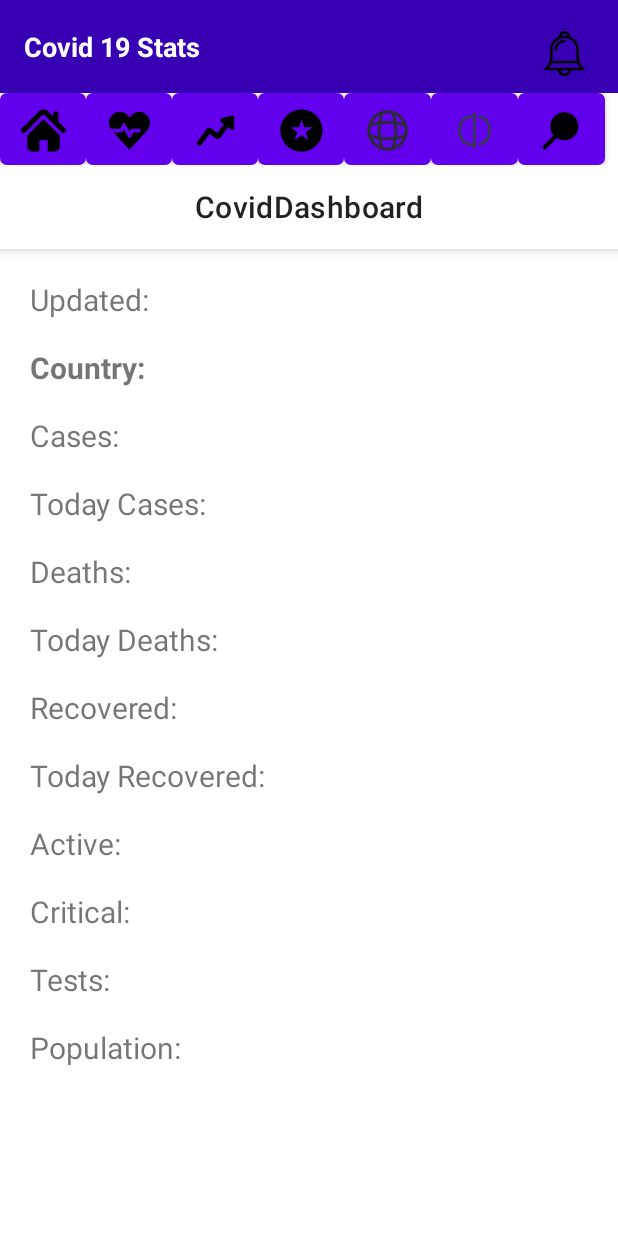
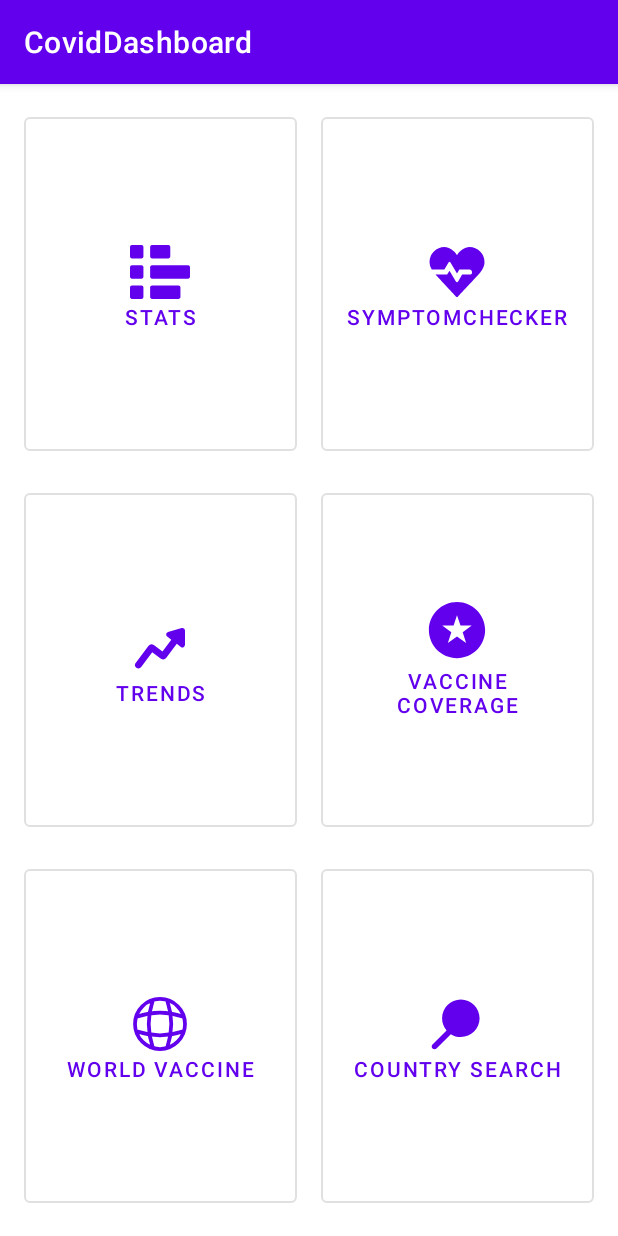
Before and after one commit to DTKien2005/mobile-group-project, an Android app built with Jetpack Compose: the screen it shows after launch (VnDashboardActivity before the commit, MainActivity after it), on a phone screen of 412 x 824 dp. Run offline under Robolectric (Android 15) with nearby library versions, the light colour scheme and no system bars.

Commit message:
Adding dashboard, changing some name files

```diff
--- a/Project/app/src/main/AndroidManifest.xml
+++ b/Project/app/src/main/AndroidManifest.xml
@@ -36,7 +36,7 @@
             </intent-filter>
         </activity>
         <activity
-            android:name=".activity.VnDashboardActivity"
+            android:name=".activity.CovidActivity"
             android:exported="false" />
 
         <!-- Receives BOOT_COMPLETED to reschedule alarms after device reboot -->
--- a/Project/app/src/main/java/com/example/covid19app/activity/MainActivity.kt
+++ b/Project/app/src/main/java/com/example/covid19app/activity/MainActivity.kt
@@ -4,11 +4,8 @@ import android.content.Intent
 import android.os.Bundle
 import android.util.Log
 import androidx.appcompat.app.AppCompatActivity
-import androidx.lifecycle.lifecycleScope
 import com.example.covid19app.R
-import com.example.covid19app.offlinedata.DataSeeder
-import kotlinx.coroutines.launch
-
+import android.view.View
 private const val TAG = "MainActivity"
 
 class MainActivity : AppCompatActivity() {
@@ -16,24 +13,39 @@ class MainActivity : AppCompatActivity() {
     override fun onCreate(savedInstanceState: Bundle?) {
         super.onCreate(savedInstanceState)
         Log.d(TAG, "onCreate called")
-        setContentView(R.layout.vndashboard)
+        setContentView(R.layout.activity_home)
 
-        // Seed offline data on first launch
-        lifecycleScope.launch {
-            try {
-                Log.d(TAG, "Starting data seeding...")
-                DataSeeder.ensureSeeded(this@MainActivity)
-                Log.d(TAG, "Data seeding complete.")
-            } catch (e: Exception) {
-                Log.e(TAG, "Data seeding failed: ${e.message}", e)
-            }
+        // Set up button listeners to navigate to VnDashboardActivity
+        findViewById<View>(R.id.btnCountrySearch).setOnClickListener {
+            navigateToDashboardActivity(6) // CountrySearchFragment is at index 6
+        }
 
-            // Launch dashboard once seeding completes (first run) or immediately (subsequent runs)
-            val intent = Intent(this@MainActivity, VnDashboardActivity::class.java)
-            startActivity(intent)
-            finish()
-            Log.d(TAG, "Dashboard started.")
+        findViewById<View>(R.id.btnVaccineCoverage).setOnClickListener {
+            navigateToDashboardActivity(3) // VaccineCoverageFragment is at index 3
         }
+
+        findViewById<View>(R.id.btnStats).setOnClickListener {
+            navigateToDashboardActivity(0) // StatsFragment is at index 0
+        }
+
+        findViewById<View>(R.id.btnTrends).setOnClickListener {
+            navigateToDashboardActivity(2) // TrendsFragment is at index 2
+        }
+
+        findViewById<View>(R.id.btnWorldVaccine).setOnClickListener {
+            navigateToDashboardActivity(4) // WorldVaccineFragment is at index 4
+        }
+
+        findViewById<View>(R.id.btnSymptomChecker).setOnClickListener {
+            navigateToDashboardActivity(1) // SymptomCheckerActivity is at index 1
+        }
+    }
+
+    // Start the VnDashboardActivity with the selected fragment index
+    private fun navigateToDashboardActivity(fragmentIndex: Int) {
+        val intent = Intent(this, CovidActivity::class.java)
+        intent.putExtra("FRAGMENT_INDEX", fragmentIndex) // Pass the fragment index
+        startActivity(intent)
     }
 
     override fun onStart() {
--- a/Project/app/src/main/java/com/example/covid19app/notify/ReminderReceiver.kt
+++ b/Project/app/src/main/java/com/example/covid19app/notify/ReminderReceiver.kt
@@ -6,15 +6,14 @@ import android.content.BroadcastReceiver
 import android.content.Context
 import android.content.Intent
 import androidx.core.app.NotificationCompat
-import com.example.covid19app.notify.NotificationScheduler
 import com.example.covid19app.R
-import com.example.covid19app.activity.VnDashboardActivity
+import com.example.covid19app.activity.CovidActivity
 
 class ReminderReceiver : BroadcastReceiver() {
 
     override fun onReceive(context: Context, intent: Intent?) {
         // Tap -> open the dashboard
-        val openIntent = Intent(context, VnDashboardActivity::class.java)
+        val openIntent = Intent(context, CovidActivity::class.java)
         val contentPending = PendingIntent.getActivity(
             context,
             2001,
--- a/Project/app/src/main/java/com/example/covid19app/viewmodel/VaccineCoverageViewModel.kt
+++ b/Project/app/src/main/java/com/example/covid19app/viewmodel/VietnamVaccineViewModel.kt
@@ -15,7 +15,7 @@ import retrofit2.Call
 import retrofit2.Callback
 import retrofit2.Response
 
-class VaccineCoverageViewModel(application: Application) : AndroidViewModel(application) {
+class VietnamVaccineViewModel(application: Application) : AndroidViewModel(application) {
 
     private val gson = Gson()
     private val _vaccineData = MutableLiveData<VaccineResponseData>()
--- /dev/null
+++ b/Project/app/src/main/res/drawable/ic_stats.xml
@@ -0,0 +1,15 @@
+<vector xmlns:android="http://schemas.android.com/apk/res/android" android:height="30dp" android:viewportHeight="295" android:viewportWidth="295" android:width="30dp">
+
+    <path android:fillColor="#000000" android:pathData="M56.5,15h-47C4.25,15 0,19.25 0,24.5v47C0,76.75 4.25,81 9.5,81h47c5.25,0 9.5,-4.25 9.5,-9.5v-47C66,19.25 61.75,15 56.5,15z"/>
+
+    <path android:fillColor="#000000" android:pathData="M108.5,81h80c5.25,0 9.5,-4.25 9.5,-9.5v-47c0,-5.25 -4.25,-9.5 -9.5,-9.5h-80c-5.25,0 -9.5,4.25 -9.5,9.5v47C99,76.75 103.25,81 108.5,81z"/>
+
+    <path android:fillColor="#000000" android:pathData="M56.5,114.5h-47c-5.25,0 -9.5,4.25 -9.5,9.5v47c0,5.25 4.25,9.5 9.5,9.5h47c5.25,0 9.5,-4.25 9.5,-9.5v-47C66,118.75 61.75,114.5 56.5,114.5z"/>
+
+    <path android:fillColor="#000000" android:pathData="M285.5,114.5h-177c-5.25,0 -9.5,4.25 -9.5,9.5v47c0,5.25 4.25,9.5 9.5,9.5h177c5.25,0 9.5,-4.25 9.5,-9.5v-47C295,118.75 290.75,114.5 285.5,114.5z"/>
+
+    <path android:fillColor="#000000" android:pathData="M66,223.5c0,-5.25 -4.25,-9.5 -9.5,-9.5h-47c-5.25,0 -9.5,4.25 -9.5,9.5v47c0,5.25 4.25,9.5 9.5,9.5h47c5.25,0 9.5,-4.25 9.5,-9.5V223.5z"/>
+
+    <path android:fillColor="#000000" android:pathData="M248,223.5c0,-5.25 -4.25,-9.5 -9.5,-9.5h-130c-5.25,0 -9.5,4.25 -9.5,9.5v47c0,5.25 4.25,9.5 9.5,9.5h130c5.25,0 9.5,-4.25 9.5,-9.5V223.5z"/>
+
+</vector>
--- /dev/null
+++ b/Project/app/src/main/res/layout/activity_home.xml
@@ -0,0 +1,129 @@
+<?xml version="1.0" encoding="utf-8"?>
+<androidx.constraintlayout.widget.ConstraintLayout xmlns:android="http://schemas.android.com/apk/res/android"
+    xmlns:app="http://schemas.android.com/apk/res-auto"
+    xmlns:tools="http://schemas.android.com/tools"
+    android:layout_width="match_parent"
+    android:layout_height="match_parent"
+    tools:context=".activity.MainActivity">
+
+    <com.google.android.material.appbar.AppBarLayout
+        android:id="@+id/appBarLayout"
+        android:layout_width="match_parent"
+        android:layout_height="wrap_content"
+        app:layout_constraintEnd_toEndOf="parent"
+        app:layout_constraintStart_toStartOf="parent"
+        app:layout_constraintTop_toTopOf="parent">
+
+        <com.google.android.material.appbar.MaterialToolbar
+            android:id="@+id/toolbar"
+            android:layout_width="match_parent"
+            android:layout_height="?attr/actionBarSize"
+            android:background="?attr/colorPrimary"
+            app:title="CovidDashboard"
+            app:titleTextColor="@android:color/white" />
+
+    </com.google.android.material.appbar.AppBarLayout>
+
+    <com.google.android.material.button.MaterialButton
+        android:id="@+id/btnStats"
+        style="@style/Widget.MaterialComponents.Button.OutlinedButton"
+        android:layout_width="0dp"
+        android:layout_height="0dp"
+        android:layout_marginStart="16dp"
+        android:layout_marginTop="16dp"
+        android:layout_marginEnd="8dp"
+        android:layout_marginBottom="8dp"
+        android:text="Stats"
+        app:icon="@drawable/ic_stats"
+        app:iconGravity="textTop"
+        app:iconSize="40dp"
+        app:layout_constraintBottom_toTopOf="@+id/btnTrends"
+        app:layout_constraintEnd_toStartOf="@+id/btnSymptomChecker"
+        app:layout_constraintStart_toStartOf="parent"
+        app:layout_constraintTop_toBottomOf="@id/appBarLayout" />
+
+    <com.google.android.material.button.MaterialButton
+        android:id="@+id/btnSymptomChecker"
+        style="@style/Widget.MaterialComponents.Button.OutlinedButton"
+        android:layout_width="0dp"
+        android:layout_height="0dp"
+        android:layout_marginStart="8dp"
+        android:layout_marginEnd="16dp"
+        android:text="SymptomChecker"
+        app:icon="@drawable/ic_symptom"
+        app:iconGravity="textTop"
+        app:iconSize="40dp"
+        app:layout_constraintBottom_toBottomOf="@+id/btnStats"
+        app:layout_constraintEnd_toEndOf="parent"
+        app:layout_constraintStart_toEndOf="@+id/btnStats"
+        app:layout_constraintTop_toTopOf="@+id/btnStats" />
+
+    <com.google.android.material.button.MaterialButton
+        android:id="@+id/btnTrends"
+        style="@style/Widget.MaterialComponents.Button.OutlinedButton"
+        android:layout_width="0dp"
+        android:layout_height="0dp"
+        android:layout_marginStart="16dp"
+        android:layout_marginTop="8dp"
+        android:layout_marginEnd="8dp"
+        android:layout_marginBottom="8dp"
+        android:text="Trends"
+        app:icon="@drawable/ic_trend"
+        app:iconGravity="textTop"
+        app:iconSize="40dp"
+        app:layout_constraintBottom_toTopOf="@+id/btnWorldVaccine"
+        app:layout_constraintEnd_toStartOf="@+id/btnVaccineCoverage"
+        app:layout_constraintStart_toStartOf="parent"
+        app:layout_constraintTop_toBottomOf="@id/btnStats" />
+
+    <com.google.android.material.button.MaterialButton
+        android:id="@+id/btnVaccineCoverage"
+        style="@style/Widget.MaterialComponents.Button.OutlinedButton"
+        android:layout_width="0dp"
+        android:layout_height="0dp"
+        android:layout_marginStart="8dp"
+        android:layout_marginEnd="16dp"
+        android:text="Vaccine Coverage"
+        app:icon="@drawable/ic_flag_vn"
+        app:iconGravity="textTop"
+        app:iconSize="40dp"
+        app:layout_constraintBottom_toBottomOf="@+id/btnTrends"
+        app:layout_constraintEnd_toEndOf="parent"
+        app:layout_constraintStart_toEndOf="@+id/btnTrends"
+        app:layout_constraintTop_toTopOf="@+id/btnTrends" />
+
+    <com.google.android.material.button.MaterialButton
+        android:id="@+id/btnWorldVaccine"
+        style="@style/Widget.MaterialComponents.Button.OutlinedButton"
+        android:layout_width="0dp"
+        android:layout_height="0dp"
+        android:layout_marginStart="16dp"
+        android:layout_marginTop="8dp"
+        android:layout_marginEnd="8dp"
+        android:layout_marginBottom="16dp"
+        android:text="World Vaccine"
+        app:icon="@drawable/ic_public"
+        app:iconGravity="textTop"
+        app:iconSize="40dp"
+        app:layout_constraintBottom_toBottomOf="parent"
+        app:layout_constraintEnd_toStartOf="@+id/btnCountrySearch"
+        app:layout_constraintStart_toStartOf="parent"
+        app:layout_constraintTop_toBottomOf="@id/btnTrends" />
+
+    <com.google.android.material.button.MaterialButton
+        android:id="@+id/btnCountrySearch"
+        style="@style/Widget.MaterialComponents.Button.OutlinedButton"
+        android:layout_width="0dp"
+        android:layout_height="0dp"
+        android:layout_marginStart="8dp"
+        android:layout_marginEnd="16dp"
+        android:text="Country Search"
+        app:icon="@drawable/ic_search"
+        app:iconGravity="textTop"
+        app:iconSize="40dp"
+        app:layout_constraintBottom_toBottomOf="@+id/btnWorldVaccine"
+        app:layout_constraintEnd_toEndOf="parent"
+        app:layout_constraintStart_toEndOf="@+id/btnWorldVaccine"
+        app:layout_constraintTop_toTopOf="@+id/btnWorldVaccine" />
+
+</androidx.constraintlayout.widget.ConstraintLayout>
--- a/Project/app/src/main/res/layout/vndashboard.xml
+++ b/Project/app/src/main/res/layout/dashboard.xml
@@ -53,7 +53,7 @@
             android:text="Home"
             android:background="@drawable/button_background_selector"
             android:textColor="@color/button_text_color_selector"
-            android:drawableTop="@drawable/ic_home"
+            android:drawableTop="@drawable/ic_stats"
             android:drawablePadding="4dp"
             android:gravity="center"/>
 
@@ -64,7 +64,7 @@
             android:layout_weight="0.7"
             android:background="@drawable/button_background_selector"
             android:textColor="@color/button_text_color_selector"
-            android:drawableTop="@drawable/ic_health"
+            android:drawableTop="@drawable/ic_symptom"
             android:drawablePadding="4dp"
             android:gravity="center"
             android:text="Symptom Checker" />
--- a/Project/app/src/main/res/layout/fragment_compare.xml
+++ b/Project/app/src/main/res/layout/fragment_compare.xml
@@ -12,6 +12,7 @@
             android:id="@+id/toolbar"
             android:layout_width="match_parent"
             android:layout_height="?attr/actionBarSize"
+            android:background="@color/white"
             app:title="Compare"
             app:titleCentered="true" />
     </com.google.android.material.appbar.AppBarLayout>
--- a/Project/app/src/main/res/layout/fragment_stats.xml
+++ b/Project/app/src/main/res/layout/fragment_stats.xml
@@ -17,7 +17,7 @@
                     android:layout_height="?attr/actionBarSize"
                     android:background="@color/white"
                     android:titleTextColor="@android:color/black"
-                    app:title="CovidDashboard"
+                    app:title="Vietnam's Stats"
                     app:titleCentered="true"
                     app:navigationIconTint="@android:color/black" />
         </com.google.android.material.appbar.AppBarLayout>
--- a/Project/app/src/main/res/layout/fragment_symptom_checker.xml
+++ b/Project/app/src/main/res/layout/fragment_symptom_checker.xml
@@ -13,6 +13,7 @@
             android:id="@+id/toolbar"
             android:layout_width="match_parent"
             android:layout_height="?attr/actionBarSize"
+            android:background="@color/white"
             app:title="Symptom Checker"
             app:titleCentered="true" />
     </com.google.android.material.appbar.AppBarLayout>
--- a/Project/app/src/main/res/layout/fragment_trends.xml
+++ b/Project/app/src/main/res/layout/fragment_trends.xml
@@ -14,6 +14,7 @@
             android:layout_width="match_parent"
             android:layout_height="?attr/actionBarSize"
             app:title="Covid 19 Trends in VietNam (VN)"
+            android:background="@color/white"
             app:titleCentered="true" />
     </com.google.android.material.appbar.AppBarLayout>
     <LinearLayout
--- a/Project/app/src/main/res/layout/fragment_vaccine_coverage.xml
+++ b/Project/app/src/main/res/layout/fragment_vaccine_coverage.xml
@@ -14,6 +14,7 @@
             android:layout_width="match_parent"
             android:layout_height="?attr/actionBarSize"
             app:title="Vaccine Coverage (VN)"
+            android:background="@color/white"
             app:titleCentered="true" />
     </com.google.android.material.appbar.AppBarLayout>
 
--- a/Project/app/src/main/res/layout/fragment_world.xml
+++ b/Project/app/src/main/res/layout/fragment_world.xml
@@ -15,6 +15,7 @@
             android:layout_width="match_parent"
             android:layout_height="?attr/actionBarSize"
             app:title="World Overview"
+            android:background="@color/white"
             app:titleCentered="true" />
     </com.google.android.material.appbar.AppBarLayout>
 
```
Also changed, not shown: Project/app/src/main/java/com/example/covid19app/activity/CovidActivity.kt (renamed from Project/app/src/main/java/com/example/covid19app/activity/VnDashboardActivity.kt, +16 -49 lines), Project/app/src/main/java/com/example/covid19app/frag/VietnamVaccineFragment.kt (renamed from Project/app/src/main/java/com/example/covid19app/frag/VaccineCoverageFragment.kt, +6 -6 lines), Project/app/src/main/res/drawable/ic_symptom.xml (renamed from Project/app/src/main/res/drawable/ic_health.xml).
